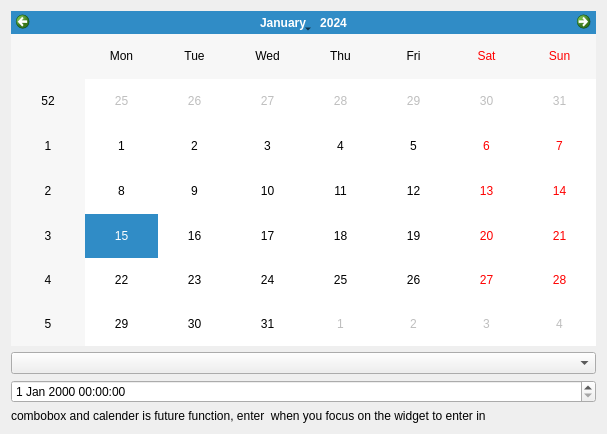
First picture: the form in QtUI/views/rawUI/rawDateSelectionFrame.ui, repository 67-68/Time-Integrator, before the edit.
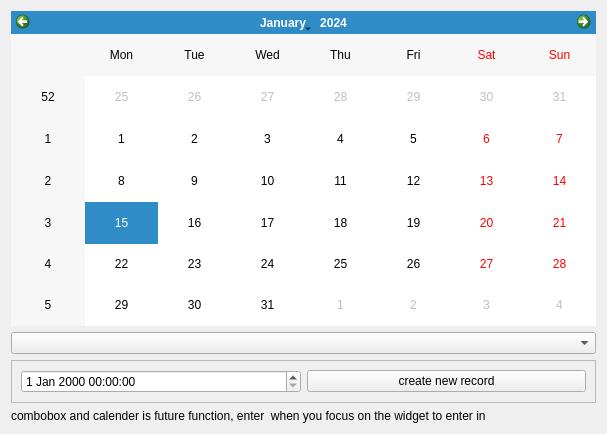
Second picture: the form after the edit.

The edit to the form file:
```diff
--- a/QtUI/views/rawUI/rawDateSelectionFrame.ui
+++ b/QtUI/views/rawUI/rawDateSelectionFrame.ui
@@ -27,7 +27,26 @@
     <widget class="QComboBox" name="comboBox"/>
    </item>
    <item>
-    <widget class="QDateTimeEdit" name="dateTimeEdit"/>
+    <widget class="QFrame" name="dateEditFrame">
+     <property name="frameShape">
+      <enum>QFrame::Shape::StyledPanel</enum>
+     </property>
+     <property name="frameShadow">
+      <enum>QFrame::Shadow::Raised</enum>
+     </property>
+     <layout class="QHBoxLayout" name="horizontalLayout">
+      <item>
+       <widget class="QDateTimeEdit" name="dateTimeEdit"/>
+      </item>
+      <item>
+       <widget class="QPushButton" name="newRecordButton">
+        <property name="text">
+         <string>create new record</string>
+        </property>
+       </widget>
+      </item>
+     </layout>
+    </widget>
    </item>
    <item>
     <widget class="QLabel" name="label">
```
